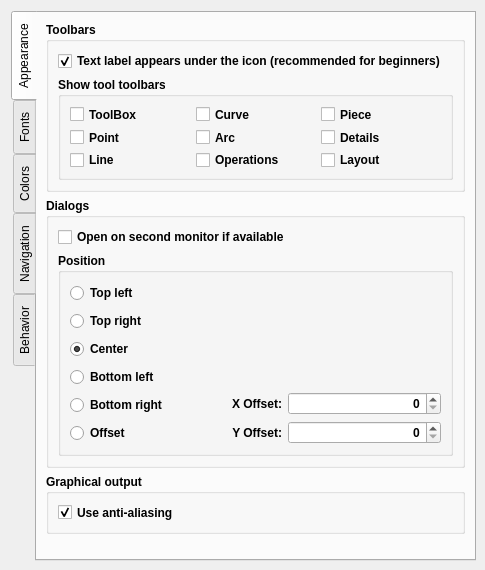
Before: the Qt Designer form src/app/seamly2d/dialogs/configpages/preferencesgraphicsviewpage.ui in FashionFreedom/Seamly2D, drawn with Qt 5.
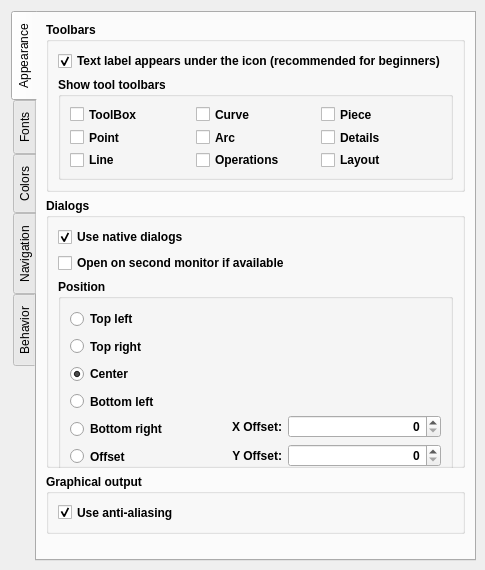
After: the same form once the commit is applied. The open tabs and pages were chosen to show the change. Custom widgets are drawn as their Qt base class.

Commit message: use native dialogs

```diff
--- a/src/app/seamly2d/dialogs/configpages/preferencesgraphicsviewpage.ui
+++ b/src/app/seamly2d/dialogs/configpages/preferencesgraphicsviewpage.ui
@@ -415,6 +415,16 @@
          <layout class="QVBoxLayout" name="verticalLayout_25">
           <item>
            <layout class="QVBoxLayout" name="verticalLayout_24">
+            <item>
+             <widget class="QCheckBox" name="use_native_checkbox">
+              <property name="text">
+               <string>Use native dialogs</string>
+              </property>
+              <property name="checked">
+               <bool>true</bool>
+              </property>
+             </widget>
+            </item>
             <item>
              <widget class="QCheckBox" name="useSecondMonitor_CheckBox">
               <property name="sizePolicy">
```
Left out of the diff: 2 changed lines with no effect on the pictures. The commit also changes 22 other files.
